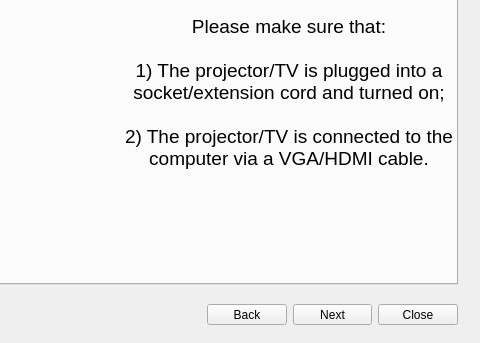
This is ui/problem_dialog.ui in Atrate/qSchoolHelper as Qt 5 draws it before an edit; both pictures show x 253 to 733 and y 176 to 519 of the 733 by 519 pixel window. The edited form follows.
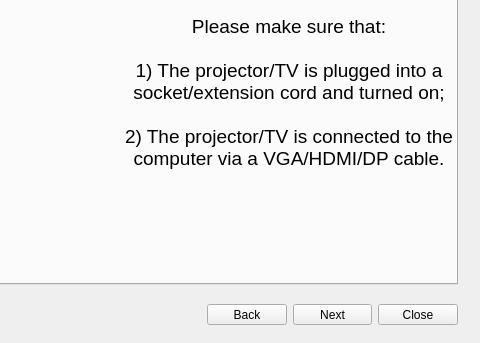
This is the edited form. The open tabs and pages were chosen to show the change. Icons and pictures are not drawn.

What changed in the file:
```diff
--- a/ui/problem_dialog.ui
+++ b/ui/problem_dialog.ui
@@ -499,7 +499,7 @@
 
 1) The projector/TV is plugged into a socket/extension cord and turned on;
 
-2) The projector/TV is connected to the computer via a VGA/HDMI cable.</string>
+2) The projector/TV is connected to the computer via a VGA/HDMI/DP cable.</string>
              </property>
              <property name="alignment">
               <set>Qt::AlignCenter</set>
```
Left out of the diff: 9 changed lines with no effect on the pictures.
